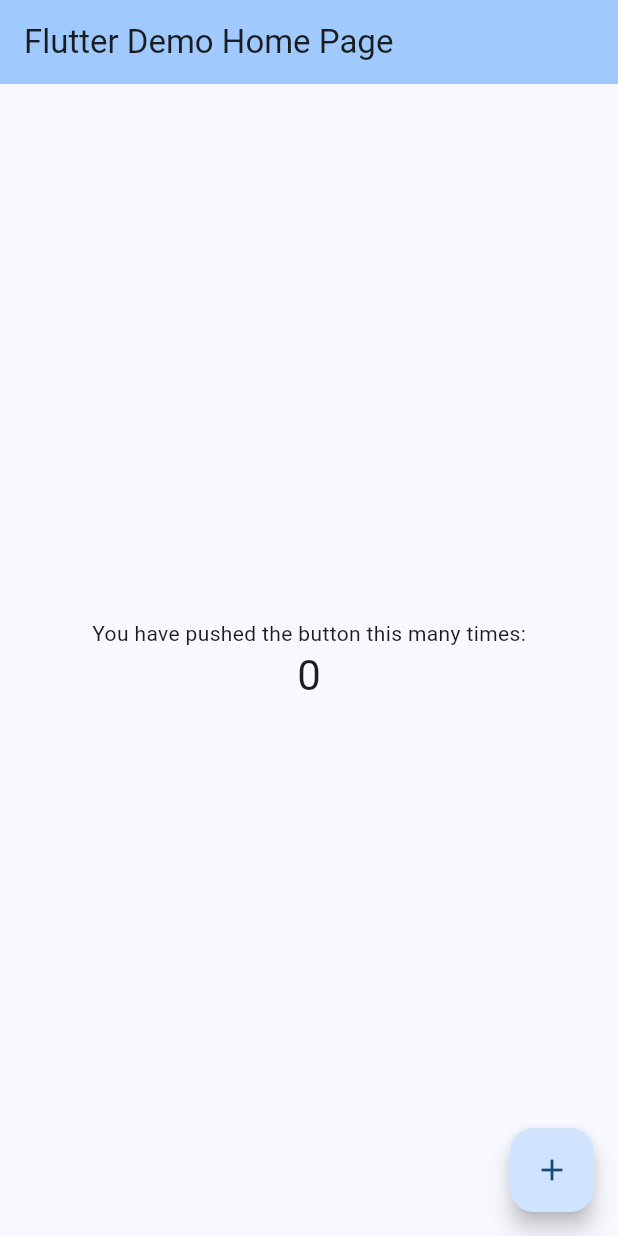
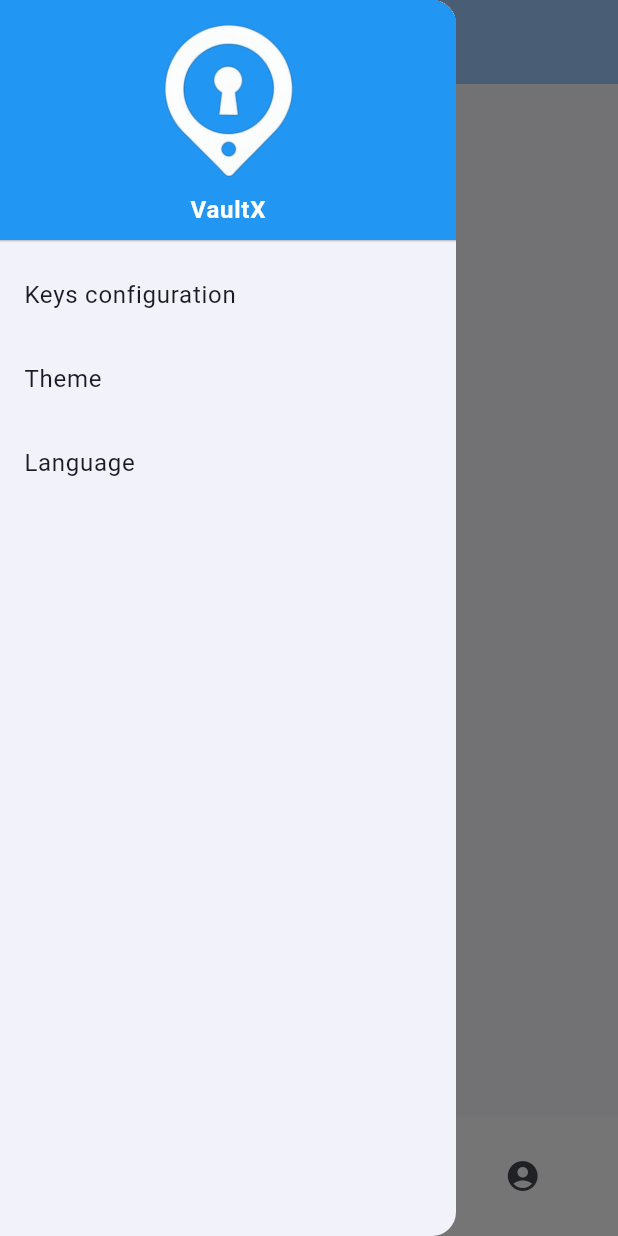
Before and after one commit to IgorKravtsov/VaultX, a Flutter app: the screen it shows after launch, with the side drawer open (before the commit the screen has no drawer), on a phone screen of 412 x 824 dp. Run offline on Flutter 3.47's test engine with Material 3 defaults, Android fonts, the light colour scheme and no system bars.

Commit message:
Lesson 9 homework

```diff
--- a/lib/main.dart
+++ b/lib/main.dart
@@ -10,61 +10,126 @@ class MyApp extends StatelessWidget {
   @override
   Widget build(BuildContext context) {
     return MaterialApp(
+      debugShowCheckedModeBanner: false,
       title: 'Flutter Demo',
       theme: ThemeData(
-        colorScheme:
-            ColorScheme.fromSeed(seedColor: Colors.blue, secondary: Colors.red),
+        colorScheme: ColorScheme.fromSeed(seedColor: Colors.blue),
         useMaterial3: true,
       ),
-      home: const MyHomePage(title: 'Flutter Demo Home Page'),
+      home: const MyHomePage(),
     );
   }
 }
 
-class MyHomePage extends StatefulWidget {
-  const MyHomePage({super.key, required this.title});
-
-  final String title;
-
-  @override
-  State<MyHomePage> createState() => _MyHomePageState();
-}
-
-class _MyHomePageState extends State<MyHomePage> {
-  int _counter = 0;
-
-  void _incrementCounter() {
-    setState(() {
-      _counter++;
-    });
-  }
+class MyHomePage extends StatelessWidget {
+  const MyHomePage({super.key});
 
   @override
   Widget build(BuildContext context) {
     return Scaffold(
       appBar: AppBar(
         backgroundColor: Theme.of(context).colorScheme.inversePrimary,
-        title: Text(widget.title),
+        title: const Text("VaultX"),
+        centerTitle: true,
       ),
-      body: Center(
+      drawer: const AppDrawer(),
+      body: const Center(
         child: Column(
           mainAxisAlignment: MainAxisAlignment.center,
-          children: <Widget>[
-            const Text(
-              'You have pushed the button this many times:',
-            ),
-            Text(
-              '$_counter',
-              style: Theme.of(context).textTheme.headlineMedium,
-            ),
-          ],
+          children: <Widget>[],
         ),
       ),
+      floatingActionButtonLocation: FloatingActionButtonLocation.centerDocked,
       floatingActionButton: FloatingActionButton(
-        onPressed: _incrementCounter,
+        onPressed: () {},
         tooltip: 'Increment',
         child: const Icon(Icons.add),
+      ),
+      bottomNavigationBar: const MainBottomAppBar(),
+    );
+  }
+}
+
+class MainBottomAppBar extends StatelessWidget {
+  const MainBottomAppBar({
+    super.key,
+  });
+
+  @override
+  Widget build(BuildContext context) {
+    return BottomAppBar(
+      color: Theme.of(context).colorScheme.onPrimary,
+      shape: const CircularNotchedRectangle(),
+      child: Row(
+        mainAxisAlignment: MainAxisAlignment.spaceAround,
+        children: <Widget>[
+          IconButton(
+            icon: const Icon(Icons.home),
+            onPressed: () {},
+          ),
+          IconButton(
+            icon: const Icon(Icons.search),
+            onPressed: () {},
+          ),
+          IconButton(
+            icon: const Icon(Icons.notifications),
+            onPressed: () {},
+          ),
+          IconButton(
+            icon: const Icon(Icons.account_circle),
+            onPressed: () {},
+          ),
+        ],
       ),
     );
   }
 }
+
+class AppDrawer extends StatelessWidget {
+  const AppDrawer({
+    super.key,
+  });
+
+  @override
+  Widget build(BuildContext context) {
+    return Drawer(
+      child: ListView(
+        padding: EdgeInsets.zero,
+        children: <Widget>[
+          DrawerHeader(
+            decoration: const BoxDecoration(
+              color: Colors.blue,
+            ),
+            child: Column(
+              children: [
+                Expanded(child: Image.asset('assets/images/vaultxLogo.png')),
+                const SizedBox(height: 10),
+                const Text("VaultX",
+                    style: TextStyle(
+                        color: Colors.white, fontWeight: FontWeight.bold)),
+              ],
+            ),
+          ),
+          ListTile(
+            title: const Text('Keys configuration'),
+            onTap: () {
+              Navigator.pop(context);
+            },
+          ),
+          ListTile(
+            title: const Text('Theme'),
+            onTap: () {
+              Navigator.pop(context);
+            },
+          ),
+          ListTile(
+            title: const Text('Language'),
+            onTap: () {
+              Navigator.pop(context);
+            },
+          ),
+        ],
+      ),
+    );
+  }
+}
--- a/pubspec.yaml
+++ b/pubspec.yaml
@@ -57,9 +57,8 @@ flutter:
   uses-material-design: true
 
   # To add assets to your application, add an assets section, like this:
-  # assets:
-  #   - images/a_dot_burr.jpeg
-  #   - images/a_dot_ham.jpeg
+  assets:
+    - assets/images/
 
   # An image asset can refer to one or more resolution-specific "variants", see
   # https://flutter.dev/assets-and-images/#resolution-aware
```
Also changed, not shown: assets/images/vaultxLogo.png (added).
